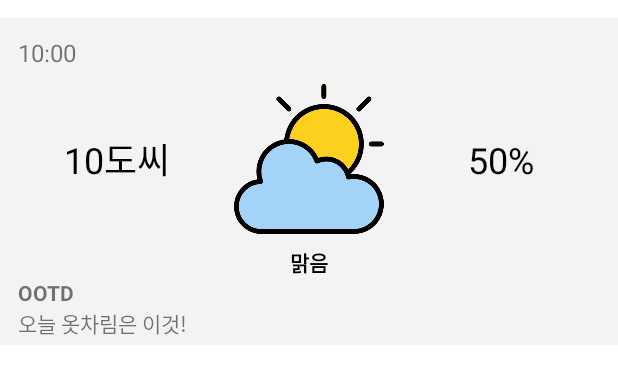
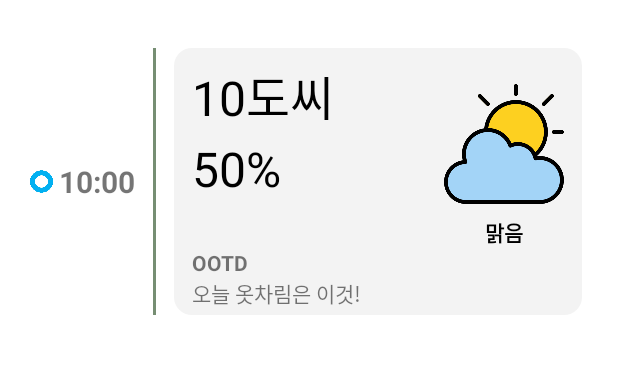
Before and after one commit to jinhaEom/Diary_Room, an Android app: the layout list_item_weather.xml on its own in the app's theme, with its tools: preview values and no code run, on a phone screen of 412 x 824 dp. Shown: the top 374 px of the screen. Run offline under Robolectric (Android 15) with nearby library versions, the phone set to English and light mode, and no system bars.

Commit message:
list item 디자인 변경

```diff
--- a/app/src/main/java/bu/ac/kr/diaryroom/home/HomeFragment.kt
+++ b/app/src/main/java/bu/ac/kr/diaryroom/home/HomeFragment.kt
@@ -27,7 +27,7 @@ class HomeFragment : BaseFragment<FragmentHomeBinding>() {
 
         viewDataBinding.weatherRecyclerView.layoutManager = LinearLayoutManager(context)
 
-        viewDataBinding.tvDate.text = SimpleDateFormat("MM월 dd일", Locale.getDefault()).format(Calendar.getInstance().time) + "날씨"
+       // viewDataBinding.tvDate.text = SimpleDateFormat("MM월 dd일", Locale.getDefault()).format(Calendar.getInstance().time) + "날씨"
 
         // nx, ny지점의 날씨 가져와서 설정하기
         viewModel.setWeather()
--- /dev/null
+++ b/app/src/main/res/drawable/background_gray100_radius12dp.xml
@@ -0,0 +1,6 @@
+<?xml version="1.0" encoding="utf-8"?>
+
+<shape xmlns:android="http://schemas.android.com/apk/res/android">
+    <solid android:color="@color/gray_100" />
+    <corners android:radius="12dp" />
+</shape>
--- a/app/src/main/res/layout/fragment_home.xml
+++ b/app/src/main/res/layout/fragment_home.xml
@@ -16,17 +16,17 @@
         android:gravity="center"
         android:orientation="vertical">
 
-        <TextView
+        <androidx.appcompat.widget.AppCompatTextView
             android:id="@+id/tvDate"
             android:layout_width="match_parent"
-            android:layout_height="wrap_content"
-            android:text="mm/dd의 날씨"
-            android:textSize="12dp"
+            android:layout_height="48dp"
+            android:text="Today's Weather"
+            android:textSize="20dp"
+            android:textStyle="bold"
             android:textColor="@color/black"
-            android:layout_margin="10dp"
             android:gravity="center"/>
 
-        <TextView
+        <androidx.appcompat.widget.AppCompatTextView
             android:id="@+id/tvError"
             android:layout_width="match_parent"
             android:layout_height="wrap_content"
--- a/app/src/main/res/layout/list_item_weather.xml
+++ b/app/src/main/res/layout/list_item_weather.xml
@@ -4,31 +4,70 @@
     xmlns:tools="http://schemas.android.com/tools">
 
     <androidx.constraintlayout.widget.ConstraintLayout
-        android:layout_marginTop="12dp"
         android:layout_width="match_parent"
-        android:background="@color/gray_100"
-        android:layout_height="wrap_content">
+        android:layout_height="wrap_content"
+        android:padding="12dp"
+        android:layout_marginTop="20dp">
+
+        <androidx.appcompat.widget.AppCompatImageView
+            android:id="@+id/ivCircle"
+            android:layout_width="15dp"
+            android:layout_height="15dp"
+            android:src="@drawable/circle"
+            android:layout_marginStart="8dp"
+            app:layout_constraintStart_toStartOf="parent"
+            app:layout_constraintBottom_toBottomOf="@+id/tvTime"
+            app:layout_constraintTop_toTopOf="@+id/tvTime" />
+
+
+
 
         <androidx.appcompat.widget.AppCompatTextView
             android:id="@+id/tvTime"
             android:layout_width="wrap_content"
             android:layout_height="wrap_content"
+            android:layout_marginStart="4dp"
+            app:layout_constraintBottom_toBottomOf="parent"
+            android:text="10:00"
+            android:textStyle="bold"
+            app:layout_constraintEnd_toStartOf="@id/devideView"
+            android:textSize="20dp"
+            android:layout_marginEnd="12dp"
+            app:layout_constraintStart_toEndOf="@id/ivCircle"
+            app:layout_constraintTop_toTopOf="parent" />
+
+        <View
+            android:id="@+id/devideView"
+            android:layout_width="2dp"
+            android:layout_height="0dp"
+            android:background="@color/icon_green"
+            app:layout_constraintBottom_toBottomOf="parent"
+            app:layout_constraintEnd_toStartOf="@id/imageCs"
+            app:layout_constraintStart_toEndOf="@id/tvTime"
+            app:layout_constraintTop_toTopOf="parent" />
+
+
+        <androidx.constraintlayout.widget.ConstraintLayout
+            android:id="@+id/imageCs"
+            android:layout_width="0dp"
+            app:layout_constraintBottom_toBottomOf="parent"
+            android:layout_height="wrap_content"
+            android:background="@drawable/background_gray100_radius12dp"
             android:layout_marginStart="12dp"
-            android:layout_marginTop="12dp"
-            android:text="10:00"
-            android:textSize="16dp"
-            app:layout_constraintStart_toStartOf="parent"
-            app:layout_constraintTop_toTopOf="parent" />
+            android:layout_marginEnd="12dp"
+            app:layout_constraintEnd_toEndOf="parent"
+            app:layout_constraintStart_toEndOf="@+id/devideView"
+            app:layout_constraintTop_toTopOf="parent">
 
             <androidx.appcompat.widget.AppCompatImageView
                 android:id="@+id/weatherImage"
-            android:layout_width="100dp"
-            android:layout_height="100dp"
-            android:layout_marginTop="10dp"
+                android:layout_width="80dp"
+                android:layout_height="80dp"
+                android:layout_marginTop="24dp"
+                android:layout_marginEnd="12dp"
                 android:src="@drawable/cloudy"
                 app:layout_constraintEnd_toEndOf="parent"
-            app:layout_constraintStart_toStartOf="parent"
-            app:layout_constraintTop_toBottomOf="@id/tvTime" />
+                app:layout_constraintTop_toTopOf="parent" />
 
             <TextView
                 android:id="@+id/tvHumidity"
@@ -36,11 +75,10 @@
                 android:layout_height="wrap_content"
                 android:text="50%"
                 android:textColor="@color/black"
-            android:textSize="24dp"
+                android:textSize="32dp"
                 app:layout_constraintBottom_toBottomOf="@+id/weatherImage"
-            app:layout_constraintEnd_toEndOf="parent"
-            app:layout_constraintStart_toEndOf="@+id/weatherImage"
-            app:layout_constraintTop_toTopOf="@+id/weatherImage" />
+                app:layout_constraintStart_toStartOf="@+id/tvTemp"
+                app:layout_constraintTop_toBottomOf="@+id/tvTemp" />
 
 
             <androidx.appcompat.widget.AppCompatTextView
@@ -50,10 +88,12 @@
                 android:layout_marginTop="8dp"
                 android:textColor="@color/black"
                 android:textStyle="bold"
+                app:layout_constraintBottom_toTopOf="@id/tvRecommendsTx"
                 app:layout_constraintEnd_toEndOf="@id/weatherImage"
                 app:layout_constraintStart_toStartOf="@id/weatherImage"
                 app:layout_constraintTop_toBottomOf="@id/weatherImage"
                 tools:text="맑음" />
+
             <androidx.appcompat.widget.AppCompatTextView
                 android:id="@+id/tvRainType"
                 android:layout_width="wrap_content"
@@ -62,20 +102,23 @@
                 android:textColor="@color/black"
                 android:textStyle="bold"
                 android:visibility="gone"
+                app:layout_constraintBottom_toTopOf="@id/tvRecommendsTx"
                 app:layout_constraintEnd_toEndOf="@id/weatherImage"
                 app:layout_constraintStart_toStartOf="@id/weatherImage"
                 app:layout_constraintTop_toBottomOf="@id/weatherImage"
                 tools:text="눈" />
+
             <androidx.appcompat.widget.AppCompatTextView
                 android:id="@+id/tvTemp"
                 android:layout_width="wrap_content"
                 android:layout_height="wrap_content"
                 android:textColor="@color/black"
-            android:textSize="24dp"
-            app:layout_constraintBottom_toBottomOf="@+id/weatherImage"
-            app:layout_constraintEnd_toStartOf="@+id/weatherImage"
+                android:textSize="32dp"
                 app:layout_constraintStart_toStartOf="parent"
-            app:layout_constraintTop_toTopOf="@+id/weatherImage"
+                app:layout_constraintTop_toTopOf="parent"
+                android:layout_marginTop="8dp"
+                android:layout_marginStart="12dp"
+
                 tools:text="10도씨" />
 
 
@@ -86,22 +129,24 @@
                 android:maxEms="15"
                 android:maxLines="2"
                 android:text="OOTD"
+                android:textStyle="bold"
                 android:layout_marginStart="12dp"
-            android:textStyle="bold"
+
                 app:layout_constraintStart_toStartOf="parent"
-            app:layout_constraintTop_toBottomOf="@id/tvSky"
-        />
+                app:layout_constraintTop_toBottomOf="@id/tvSky" />
+
             <androidx.appcompat.widget.AppCompatTextView
                 android:id="@+id/tvRecommends"
                 android:layout_width="0dp"
                 android:layout_height="wrap_content"
+                android:layout_marginBottom="4dp"
                 android:text="오늘 옷차림은 이것!"
-            android:layout_marginBottom="4dp"
                 app:layout_constraintBottom_toBottomOf="parent"
                 app:layout_constraintEnd_toEndOf="parent"
                 app:layout_constraintStart_toStartOf="@+id/tvRecommendsTx"
-            app:layout_constraintTop_toBottomOf="@id/tvRecommendsTx"
-            />
+                app:layout_constraintTop_toBottomOf="@id/tvRecommendsTx" />
+
+        </androidx.constraintlayout.widget.ConstraintLayout>
 
 
     </androidx.constraintlayout.widget.ConstraintLayout>
--- a/app/src/main/res/values/colors.xml
+++ b/app/src/main/res/values/colors.xml
@@ -13,6 +13,7 @@
     <color name="primary_500">#30c6c0</color>
     <color name="icon_green">#768E73</color>
     <color name="gray_100">#F3F3F3</color>
+    <color name="gray_300">#8C8C8C</color>
 
 
 </resources>
```
Also changed, not shown: app/src/main/res/drawable/circle.jpg (added). Lines whose indentation alone changed are shown as unchanged.
